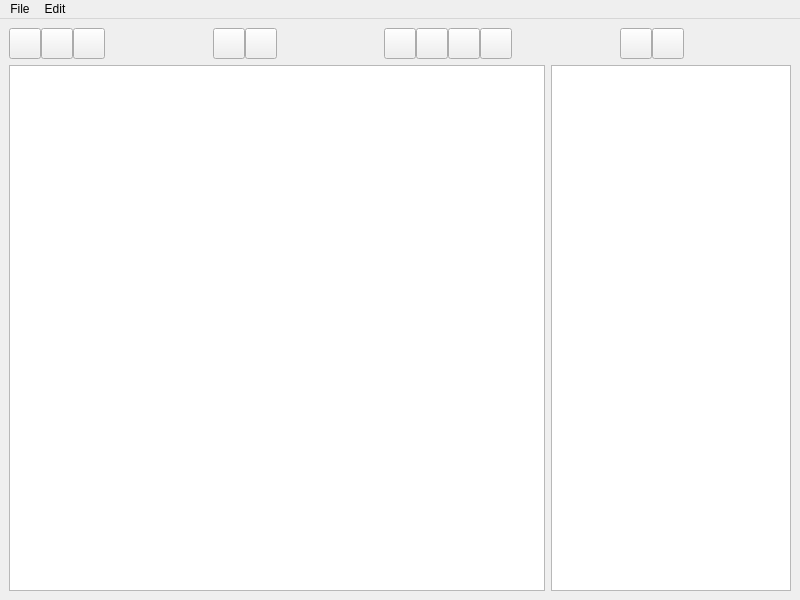
This is app/mainwindow.ui in ayoy/fontedit as Qt 5 draws it before an edit. The edited form follows.
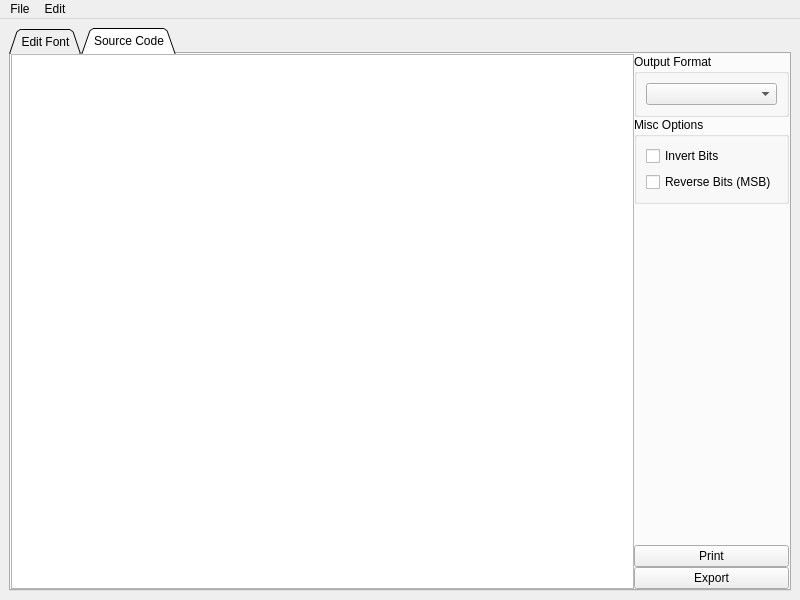
This is the edited form. The open tabs and pages were chosen to show the change. Icons and pictures are not drawn. Custom widgets are drawn as their Qt base class.

Commit message: Add Tab Widget and source code tab

The edit to the form file:
```diff
--- a/app/mainwindow.ui
+++ b/app/mainwindow.ui
@@ -16,6 +16,31 @@
   <widget class="QWidget" name="centralwidget">
    <layout class="QVBoxLayout" name="verticalLayout_2">
     <item>
+     <widget class="QTabWidget" name="tabWidget">
+      <property name="tabShape">
+       <enum>QTabWidget::Triangular</enum>
+      </property>
+      <property name="currentIndex">
+       <number>0</number>
+      </property>
+      <widget class="QWidget" name="tabEdit">
+       <attribute name="title">
+        <string>Edit Font</string>
+       </attribute>
+       <layout class="QGridLayout" name="gridLayout">
+        <property name="leftMargin">
+         <number>0</number>
+        </property>
+        <property name="topMargin">
+         <number>0</number>
+        </property>
+        <property name="rightMargin">
+         <number>0</number>
+        </property>
+        <property name="bottomMargin">
+         <number>0</number>
+        </property>
+        <item row="0" column="0">
      <layout class="QHBoxLayout" name="horizontalLayout">
       <property name="spacing">
        <number>0</number>
@@ -139,39 +164,6 @@
         </property>
        </widget>
       </item>
-      <item>
-       <spacer name="horizontalSpacer_3">
-        <property name="orientation">
-         <enum>Qt::Horizontal</enum>
-        </property>
-        <property name="sizeHint" stdset="0">
-         <size>
-          <width>40</width>
-          <height>20</height>
-         </size>
-        </property>
-       </spacer>
-      </item>
-      <item>
-       <widget class="QToolButton" name="printButton">
-        <property name="iconSize">
-         <size>
-          <width>24</width>
-          <height>24</height>
-         </size>
-        </property>
-       </widget>
-      </item>
-      <item>
-       <widget class="QToolButton" name="exportButton">
-        <property name="iconSize">
-         <size>
-          <width>24</width>
-          <height>24</height>
-         </size>
-        </property>
-       </widget>
-      </item>
       <item>
        <spacer name="horizontalSpacer">
         <property name="orientation">
@@ -187,36 +179,30 @@
       </item>
      </layout>
     </item>
-    <item>
-     <widget class="QStackedWidget" name="stackedWidget">
-      <property name="currentIndex">
-       <number>0</number>
-      </property>
-      <widget class="QWidget" name="glyphPage">
-       <layout class="QHBoxLayout" name="horizontalLayout_2">
-        <property name="spacing">
-         <number>-1</number>
-        </property>
-        <property name="leftMargin">
-         <number>0</number>
-        </property>
-        <property name="topMargin">
-         <number>0</number>
-        </property>
-        <property name="rightMargin">
-         <number>0</number>
-        </property>
-        <property name="bottomMargin">
-         <number>0</number>
-        </property>
-        <item>
+        <item row="0" column="1">
+         <spacer name="horizontalSpacer_3">
+          <property name="orientation">
+           <enum>Qt::Horizontal</enum>
+          </property>
+          <property name="sizeType">
+           <enum>QSizePolicy::Ignored</enum>
+          </property>
+          <property name="sizeHint" stdset="0">
+           <size>
+            <width>237</width>
+            <height>20</height>
+           </size>
+          </property>
+         </spacer>
+        </item>
+        <item row="1" column="0">
          <widget class="GlyphGraphicsView" name="glyphGraphicsView">
           <property name="alignment">
            <set>Qt::AlignLeading|Qt::AlignLeft|Qt::AlignTop</set>
           </property>
          </widget>
         </item>
-        <item>
+        <item row="1" column="1">
          <widget class="QGraphicsView" name="faceGraphicsView">
           <property name="minimumSize">
            <size>
@@ -237,8 +223,14 @@
         </item>
        </layout>
       </widget>
-      <widget class="QWidget" name="page_4">
-       <layout class="QVBoxLayout" name="verticalLayout_3">
+      <widget class="QWidget" name="tabCode">
+       <attribute name="title">
+        <string>Source Code</string>
+       </attribute>
+       <layout class="QHBoxLayout" name="horizontalLayout_3">
+        <property name="spacing">
+         <number>0</number>
+        </property>
         <property name="leftMargin">
          <number>0</number>
         </property>
@@ -254,6 +246,78 @@
         <item>
          <widget class="QTextBrowser" name="textBrowser"/>
         </item>
+        <item>
+         <layout class="QVBoxLayout" name="verticalLayout_4">
+          <item>
+           <widget class="QGroupBox" name="groupBox_2">
+            <property name="title">
+             <string>Output Format</string>
+            </property>
+            <layout class="QVBoxLayout" name="verticalLayout_3">
+             <item>
+              <widget class="QComboBox" name="comboBox"/>
+             </item>
+            </layout>
+           </widget>
+          </item>
+          <item>
+           <widget class="QGroupBox" name="groupBox">
+            <property name="sizePolicy">
+             <sizepolicy hsizetype="Preferred" vsizetype="Preferred">
+              <horstretch>0</horstretch>
+              <verstretch>0</verstretch>
+             </sizepolicy>
+            </property>
+            <property name="title">
+             <string>Misc Options</string>
+            </property>
+            <layout class="QVBoxLayout" name="verticalLayout">
+             <item>
+              <widget class="QCheckBox" name="checkBox_2">
+               <property name="text">
+                <string>Invert Bits</string>
+               </property>
+              </widget>
+             </item>
+             <item>
+              <widget class="QCheckBox" name="checkBox">
+               <property name="text">
+                <string>Reverse Bits (MSB)</string>
+               </property>
+              </widget>
+             </item>
+            </layout>
+           </widget>
+          </item>
+          <item>
+           <spacer name="verticalSpacer">
+            <property name="orientation">
+             <enum>Qt::Vertical</enum>
+            </property>
+            <property name="sizeHint" stdset="0">
+             <size>
+              <width>20</width>
+              <height>40</height>
+             </size>
+            </property>
+           </spacer>
+          </item>
+          <item>
+           <widget class="QPushButton" name="pushButton_2">
+            <property name="text">
+             <string>Print</string>
+            </property>
+           </widget>
+          </item>
+          <item>
+           <widget class="QPushButton" name="pushButton">
+            <property name="text">
+             <string>Export</string>
+            </property>
+           </widget>
+          </item>
+         </layout>
+        </item>
        </layout>
       </widget>
      </widget>
```
Lines whose indentation alone changed are shown as unchanged. The commit also changes 4 other files.
